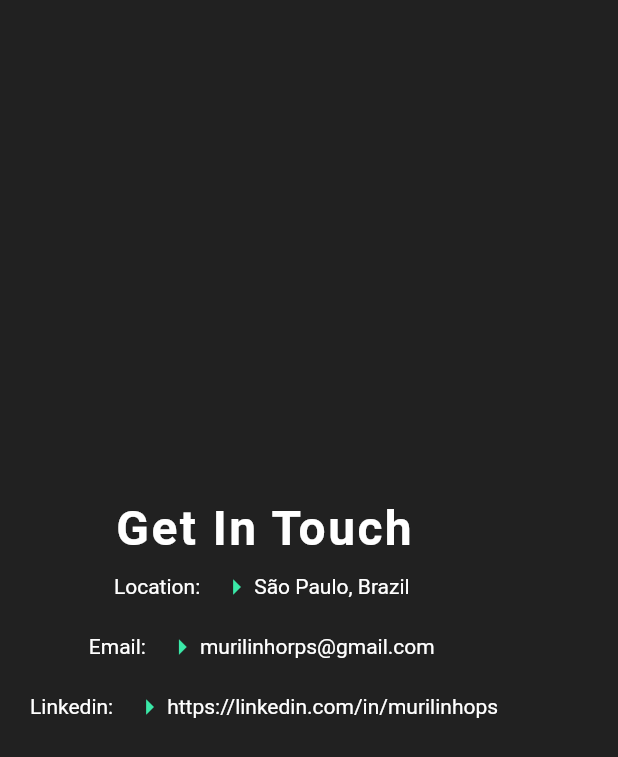
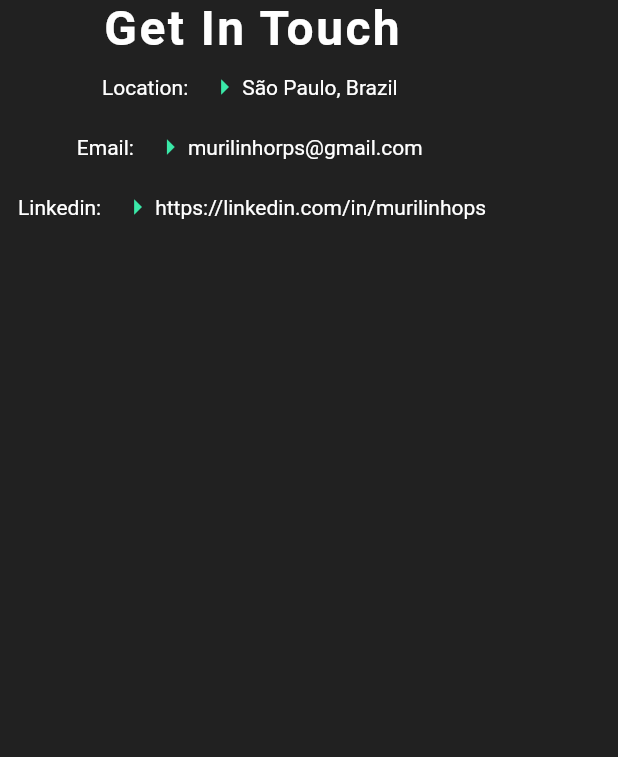
Before and after one commit to murilinhoPs/murilinho-portfolio, a Flutter app: the ContactSectionMobile widget shown alone on an empty page, opened directly, on a phone screen of 412 x 824 dp. Shown: the top 757 px of the screen. Run offline on Flutter 3.47's test engine with Material 2 defaults, Android fonts, the phone set to English and light mode, and no system bars; our stand-ins replace flutter_markdown, responsive_builder.

Commit message:
Remove unused padding

```diff
--- a/lib/pages/main_page/sections/contact/contact_section_mobile.dart
+++ b/lib/pages/main_page/sections/contact/contact_section_mobile.dart
@@ -9,11 +9,7 @@
 
   @override
   Widget build(BuildContext context) {
-    return Padding(
-      padding: const EdgeInsets.symmetric(horizontal: 8.0),
-      child: Column(
-        mainAxisAlignment: MainAxisAlignment.center,
-        crossAxisAlignment: CrossAxisAlignment.center,
+    return Column(
       children: [
         Text(
           Strings.contactTitle,
@@ -37,7 +33,6 @@
           onTap: () => launchURL(linkedinLink),
         ),
       ],
-      ),
     );
   }
 }
```
Lines whose indentation alone changed are shown as unchanged.
